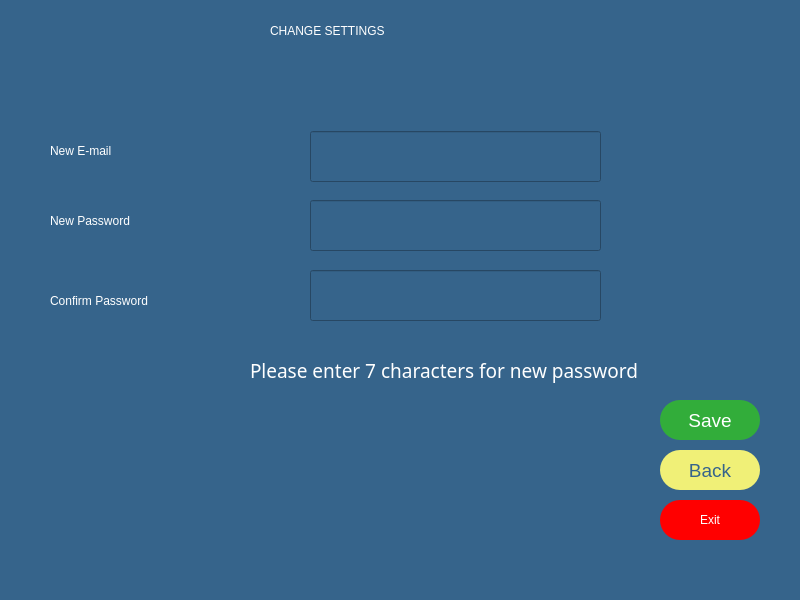
The window that settingscustomer.ui (melihorhanyilmaz/Project) describes before a commit, drawn with Qt 5.
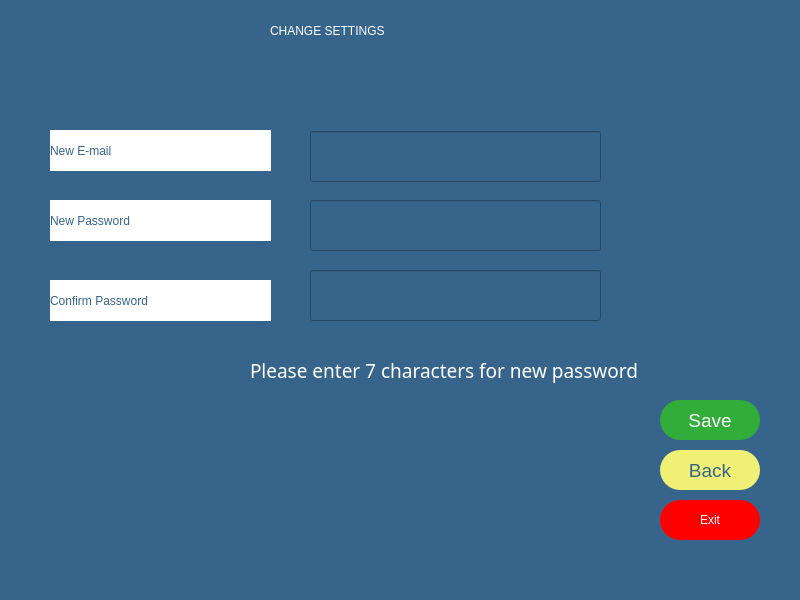
The same window after the commit.

```diff
--- a/settingscustomer.ui
+++ b/settingscustomer.ui
@@ -39,12 +39,13 @@
      <rect>
       <x>50</x>
       <y>130</y>
-      <width>141</width>
+      <width>221</width>
       <height>41</height>
      </rect>
     </property>
     <property name="styleSheet">
-     <string notr="true">color: rgb(255, 255, 255);
+     <string notr="true">color: rgb(54, 100, 139);
+background-color: rgb(255, 255, 255);
 font: 63 14pt &quot;Montserrat SemiBold&quot;;</string>
     </property>
     <property name="text">
@@ -56,12 +57,13 @@
      <rect>
       <x>50</x>
       <y>200</y>
-      <width>171</width>
+      <width>221</width>
       <height>41</height>
      </rect>
     </property>
     <property name="styleSheet">
-     <string notr="true">color: rgb(255, 255, 255);
+     <string notr="true">color: rgb(54, 100, 139);
+background-color: rgb(255, 255, 255);
 font: 63 14pt &quot;Montserrat SemiBold&quot;;</string>
     </property>
     <property name="text">
@@ -106,7 +108,8 @@
      </rect>
     </property>
     <property name="styleSheet">
-     <string notr="true">color: rgb(255, 255, 255);
+     <string notr="true">color: rgb(54, 100, 139);
+background-color: rgb(255, 255, 255);
 font: 63 14pt &quot;Montserrat SemiBold&quot;;</string>
     </property>
     <property name="text">
```
